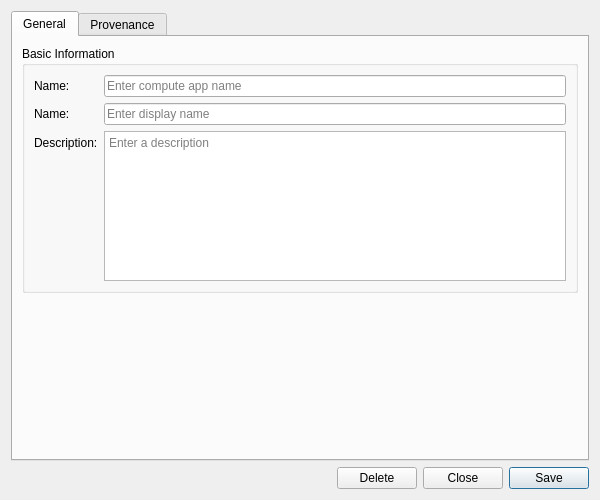
Before: the Qt Designer form projects/ores.qt/ui/AppDetailDialog.ui in OreStudio/OreStudio, drawn with Qt 5.
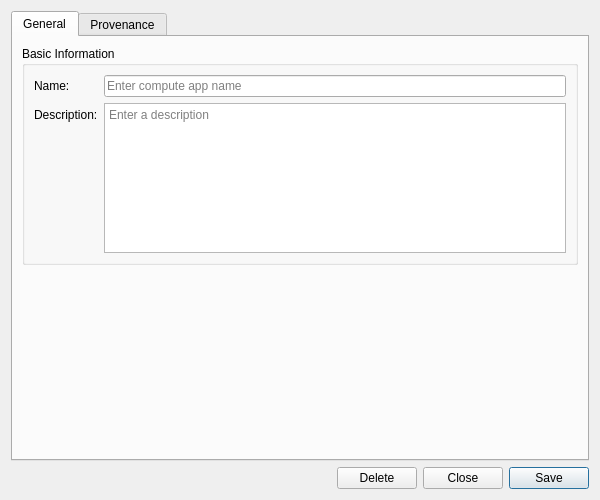
After: the same form once the commit is applied. Custom widgets are drawn as their Qt base class.

Commit message:
[qt/sql] Fix ORE app seed data and AppDetailDialog duplicate Name field
Remove redundant codeEdit widget from AppDetailDialog — the app domain
type has a single name field; having two "Name:" rows was confusing.
Remove the onCodeChanged slot and all codeEdit references.

Update compute_ore_app_seed.sql: fix engine_version to 1.8.15.0 (matches
ore_1.8.15.0.tar.gz), build package_uri as a relative path using the
generated UUID (/api/v1/compute/packages/<uuid>) so the compute wrapper
can resolve it against the configured http_base_url (default localhost:8080).

What changed in the file:
```diff
--- a/projects/ores.qt/ui/AppDetailDialog.ui
+++ b/projects/ores.qt/ui/AppDetailDialog.ui
@@ -46,34 +46,20 @@
            </widget>
           </item>
           <item row="0" column="1">
-           <widget class="QLineEdit" name="codeEdit">
+           <widget class="QLineEdit" name="nameEdit">
             <property name="placeholderText">
              <string>Enter compute app name</string>
             </property>
            </widget>
           </item>
           <item row="1" column="0">
-           <widget class="QLabel" name="labelName">
-            <property name="text">
-             <string>Name:</string>
-            </property>
-           </widget>
-          </item>
-          <item row="1" column="1">
-           <widget class="QLineEdit" name="nameEdit">
-            <property name="placeholderText">
-             <string>Enter display name</string>
-            </property>
-           </widget>
-          </item>
-          <item row="2" column="0">
            <widget class="QLabel" name="labelDescription">
             <property name="text">
              <string>Description:</string>
             </property>
            </widget>
           </item>
-          <item row="2" column="1">
+          <item row="1" column="1">
            <widget class="QPlainTextEdit" name="descriptionEdit">
             <property name="minimumSize">
              <size>
```
The commit also changes 3 other files.
